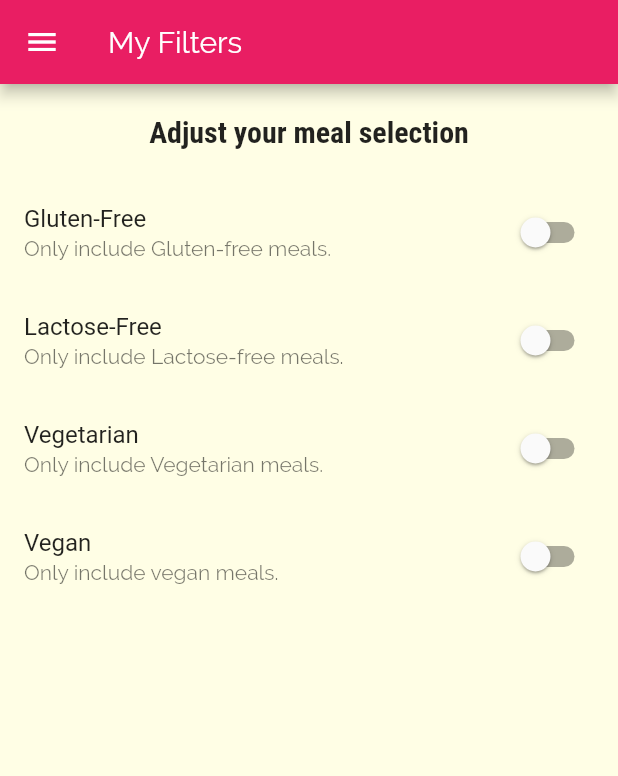
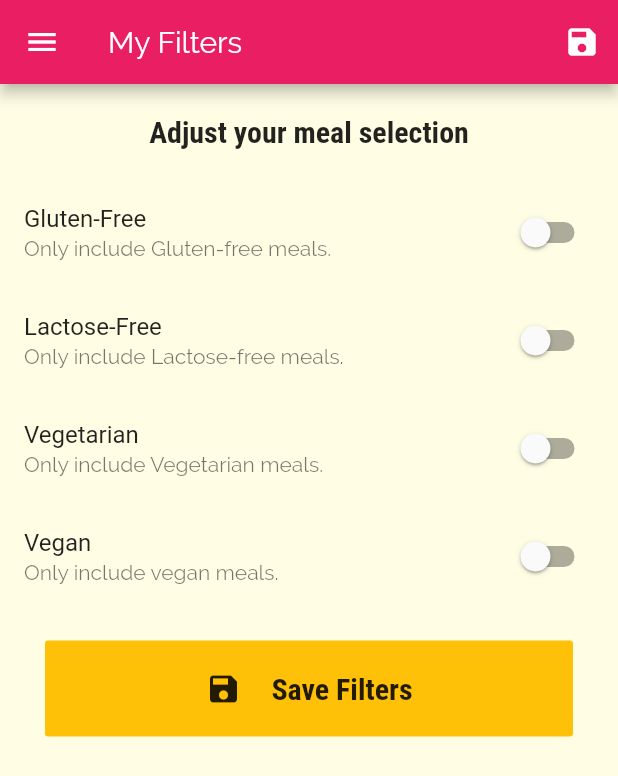
Before and after one commit to deba33/meals_app, a Flutter app: the FiltersScreen screen opened by its route, on a phone screen of 412 x 824 dp. Shown: the top 776 px of the screen. Run offline on Flutter 3.47's test engine with Material 2 defaults, Android fonts, the phone set to English and light mode, and no system bars.

Commit message:
Making the filter Screen Functional

```diff
--- a/lib/main.dart
+++ b/lib/main.dart
@@ -1,5 +1,7 @@
 import 'package:flutter/material.dart';
 
+import './dummy_data.dart';
+import './models/meals.dart';
 import './screens/filters_screen.dart';
 import './screens/tab_screen.dart';
 import './screens/category_meals_screen.dart';
@@ -8,7 +10,46 @@ import './screens/meal_detail_screen.dart';
 
 void main() => runApp(MyApp());
 
-class MyApp extends StatelessWidget {
+class MyApp extends StatefulWidget {
+  @override
+  _MyAppState createState() => _MyAppState();
+}
+
+class _MyAppState extends State<MyApp> {
+  Map<String, bool> _filters = {
+    "gluten": false,
+    "lactose": false,
+    "vegan": false,
+    "vegetarian": false,
+  };
+
+  List<Meal> _availableMeals = DUMMY_MEALS;
+
+  void _setFilters(Map<String, bool> filterData) {
+    setState(() {
+      _filters = filterData;
+
+      _availableMeals = DUMMY_MEALS.where((meal) {
+        if (_filters["gluten"] && !meal.isGlutenFree) {
+          return false;
+        }
+
+        if (_filters["lactose"] && !meal.isLactoseFree) {
+          return false;
+        }
+
+        if (_filters["vegan"] && !meal.isVegan) {
+          return false;
+        }
+
+        if (_filters["vegetarian"] && !meal.isVegetarian) {
+          return false;
+        }
+        return true;
+      }).toList();
+    });
+  }
+
   @override
   Widget build(BuildContext context) {
     return MaterialApp(
@@ -36,9 +77,10 @@ class MyApp extends StatelessWidget {
       initialRoute: "/",
       routes: {
         "/": (ctx) => TabsScreen(),
-        CategoryMealsScreen.routeName: (ctx) => CategoryMealsScreen(),
+        CategoryMealsScreen.routeName: (ctx) =>
+            CategoryMealsScreen(_availableMeals),
         MealDetailScreen.routeName: (ctx) => MealDetailScreen(),
-        FiltersScreen.routeName: (ctx) => FiltersScreen(),
+        FiltersScreen.routeName: (ctx) => FiltersScreen(_filters, _setFilters),
       },
     );
   }
--- a/lib/screens/filters_screen.dart
+++ b/lib/screens/filters_screen.dart
@@ -3,6 +3,14 @@ import 'package:meals_app/widgets/main_drawer.dart';
 
 class FiltersScreen extends StatefulWidget {
   static const routeName = "/filters";
+
+  final Function saveFilters;
+  final Map<String, bool> currentFilters;
+
+  FiltersScreen(
+    this.currentFilters,
+    this.saveFilters,
+  );
 
   @override
   _FiltersScreenState createState() => _FiltersScreenState();
@@ -13,6 +21,16 @@ class _FiltersScreenState extends State<FiltersScreen> {
   bool _vegetarian = false;
   bool _vegan = false;
   bool _lactoseFree = false;
+
+  @override
+  initState() {
+    _glutenFree = widget.currentFilters["gluten"];
+    _vegetarian = widget.currentFilters["vegetarian"];
+    _vegan = widget.currentFilters["vegan"];
+    _lactoseFree = widget.currentFilters["lactose"];
+
+    super.initState();
+  }
 
   Widget _buildSwitchListTile(
     String title,
@@ -28,12 +46,28 @@ class _FiltersScreenState extends State<FiltersScreen> {
     );
   }
 
+  void _saveAction() {
+    final selectedFilters = {
+      "gluten": _glutenFree,
+      "lactose": _lactoseFree,
+      "vegan": _vegan,
+      "vegetarian": _vegetarian,
+    };
+    widget.saveFilters(selectedFilters);
+  }
+
   @override
   Widget build(BuildContext context) {
     return SafeArea(
       child: Scaffold(
         appBar: AppBar(
           title: Text("My Filters"),
+          actions: [
+            IconButton(
+              icon: Icon(Icons.save),
+              onPressed: _saveAction,
+            ),
+          ],
         ),
         drawer: MainDrawer(),
         body: Column(
@@ -88,6 +122,38 @@ class _FiltersScreenState extends State<FiltersScreen> {
                       });
                     },
                   ),
+                  SizedBox(
+                    height: 20,
+                  ),
+                  Padding(
+                    padding: EdgeInsets.symmetric(
+                      vertical: 0,
+                      horizontal: 30,
+                    ),
+                    child: FlatButton(
+                      padding: EdgeInsets.symmetric(
+                        vertical: 20,
+                        horizontal: 0,
+                      ),
+                      color: Theme.of(context).accentColor,
+                      onPressed: _saveAction,
+                      child: Row(
+                        mainAxisAlignment: MainAxisAlignment.center,
+                        children: [
+                          Icon(
+                            Icons.save,
+                          ),
+                          SizedBox(
+                            width: 20,
+                          ),
+                          Text(
+                            "Save Filters",
+                            style: Theme.of(context).textTheme.headline6,
+                          ),
+                        ],
+                      ),
+                    ),
+                  ),
                 ],
               ),
             ),
--- a/lib/widgets/main_drawer.dart
+++ b/lib/widgets/main_drawer.dart
@@ -58,7 +58,7 @@ class MainDrawer extends StatelessWidget {
             ),
             buildListTile(
               "Filters",
-              Icons.settings,
+              Icons.filter_list,
               () {
                 Navigator.of(context)
                     .pushReplacementNamed(FiltersScreen.routeName);
```
Also changed, not shown: lib/screens/category_meals_screen.dart (+5 -2 lines).
